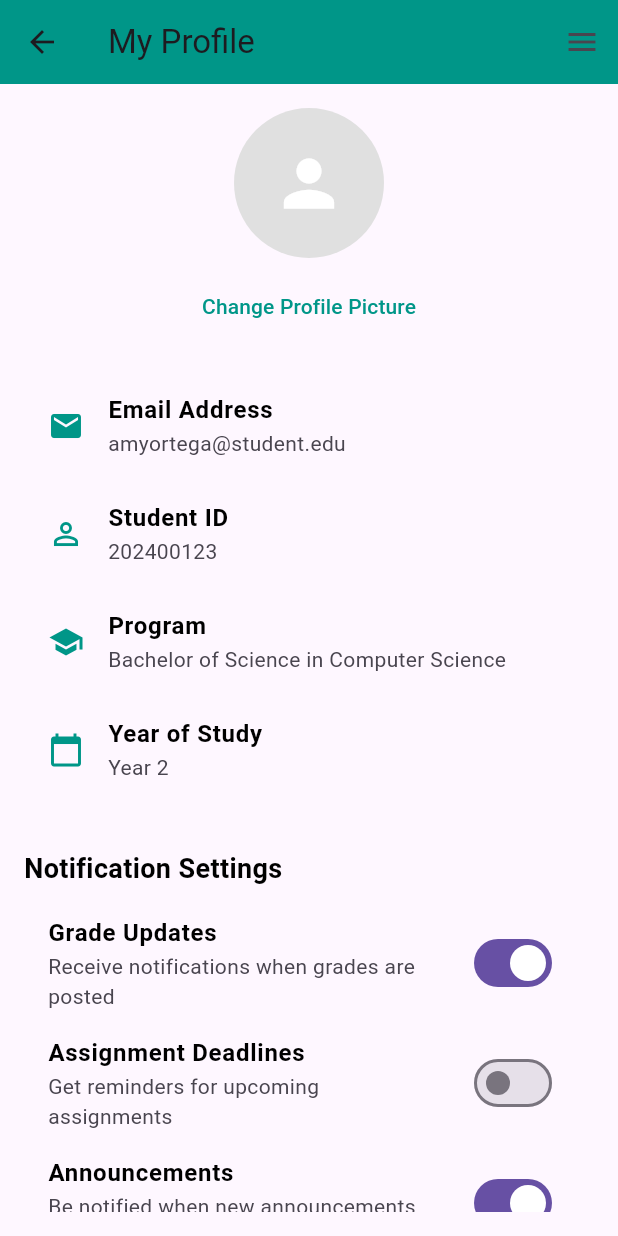
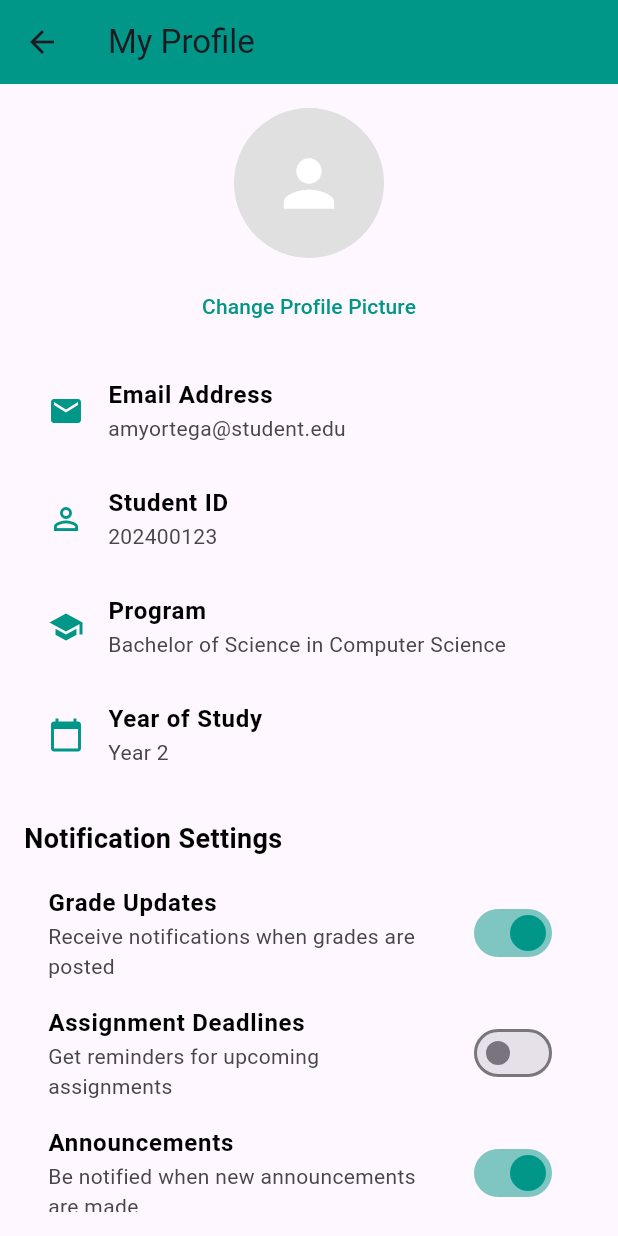
Before and after one commit to raytembo/kori-front, a Flutter app: the ProfileScreen screen opened directly, on a phone screen of 412 x 824 dp. Run offline on Flutter 3.47's test engine with Material 3 defaults, Android fonts, the phone set to English and light mode, and no system bars; our stand-ins replace flutter_snake_navigationbar, qr_flutter, table_calendar.

Commit message:
fixed accessibility for the profile screen and added log out tile to the settings screen

```diff
--- a/lib/screens/Other Screens/profile.dart
+++ b/lib/screens/Other Screens/profile.dart
@@ -5,23 +5,15 @@ class ProfileScreen extends StatelessWidget {
   Widget build(BuildContext context) {
     return Scaffold(
       appBar: AppBar(
-        title: Text('My Profile'),
+        title: const Text('My Profile'),
         backgroundColor: Colors.teal,
         elevation: 0,
         leading: IconButton(
-          icon: Icon(Icons.arrow_back),
+          icon: const Icon(Icons.arrow_back),
           onPressed: () {
             Navigator.pop(context);
           },
         ),
-        actions: [
-          IconButton(
-            icon: Icon(Icons.menu),
-            onPressed: () {
-              // Open menu
-            },
-          ),
-        ],
       ),
       body: Padding(
         padding: const EdgeInsets.all(16.0),
@@ -34,14 +26,14 @@ class ProfileScreen extends StatelessWidget {
                   CircleAvatar(
                     radius: 50,
                     backgroundColor: Colors.grey[300],
-                    child: Icon(Icons.person, size: 50, color: Colors.white),
+                    child: const Icon(Icons.person, size: 50, color: Colors.white),
                   ),
-                  SizedBox(height: 8),
+                  const SizedBox(height: 8),
                   TextButton(
                     onPressed: () {
                       // Action to change profile picture
                     },
-                    child: Text(
+                    child: const Text(
                       'Change Profile Picture',
                       style: TextStyle(color: Colors.teal),
                     ),
@@ -49,23 +41,22 @@ class ProfileScreen extends StatelessWidget {
                 ],
               ),
             ),
-            SizedBox(height: 20),
-
+            const SizedBox(height: 10),
             // E-mail Address
             ListTile(
-              leading: Icon(Icons.email, color: Colors.teal),
-              title: Text(
+              leading: const Icon(Icons.email, color: Colors.teal),
+              title: const Text(
                 'Email Address',
                 style: TextStyle(color: Colors.black, fontWeight: FontWeight.bold),
               ),
-              subtitle: Text('amyortega@student.edu'),
+              subtitle: const Text('amyortega@student.edu'),
               onTap: () {
                 // Email change logic
               },
             ),
 
             // Student ID
-            ListTile(
+            const ListTile(
               leading: Icon(Icons.perm_identity, color: Colors.teal),
               title: Text(
                 'Student ID',
@@ -75,7 +66,7 @@ class ProfileScreen extends StatelessWidget {
             ),
 
             // Program
-            ListTile(
+            const ListTile(
               leading: Icon(Icons.school, color: Colors.teal),
               title: Text(
                 'Program',
@@ -85,7 +76,7 @@ class ProfileScreen extends StatelessWidget {
             ),
 
             // Year of Study
-            ListTile(
+            const ListTile(
               leading: Icon(Icons.calendar_today, color: Colors.teal),
               title: Text(
                 'Year of Study',
@@ -94,11 +85,11 @@ class ProfileScreen extends StatelessWidget {
               subtitle: Text('Year 2'),
             ),
 
-            SizedBox(height: 20),
+            const SizedBox(height: 10),
 
             // Notification Settings
-            Padding(
-              padding: const EdgeInsets.symmetric(vertical: 10.0),
+            const Padding(
+              padding: EdgeInsets.symmetric(vertical: 10.0),
               child: Text(
                 'Notification Settings',
                 style: TextStyle(fontSize: 18, fontWeight: FontWeight.bold, color: Colors.black),
@@ -106,11 +97,12 @@ class ProfileScreen extends StatelessWidget {
             ),
 
             SwitchListTile(
-              title: Text(
+              activeColor: Colors.teal,
+              title: const Text(
                 'Grade Updates',
                 style: TextStyle(color: Colors.black, fontWeight: FontWeight.bold),
               ),
-              subtitle: Text('Receive notifications when grades are posted'),
+              subtitle: const Text('Receive notifications when grades are posted'),
               value: true,
               onChanged: (bool value) {
                 // Handle switch
@@ -118,11 +110,12 @@ class ProfileScreen extends StatelessWidget {
             ),
 
             SwitchListTile(
-              title: Text(
+              activeColor: Colors.teal,
+              title: const Text(
                 'Assignment Deadlines',
                 style: TextStyle(color: Colors.black, fontWeight: FontWeight.bold),
               ),
-              subtitle: Text('Get reminders for upcoming assignments'),
+              subtitle: const Text('Get reminders for upcoming assignments'),
               value: false,
               onChanged: (bool value) {
                 // Handle switch
@@ -130,18 +123,19 @@ class ProfileScreen extends StatelessWidget {
             ),
 
             SwitchListTile(
-              title: Text(
+              activeColor: Colors.teal,
+              title: const Text(
                 'Announcements',
                 style: TextStyle(color: Colors.black, fontWeight: FontWeight.bold),
               ),
-              subtitle: Text('Be notified when new announcements are made'),
+              subtitle: const Text('Be notified when new announcements are made'),
               value: true,
               onChanged: (bool value) {
                 // Handle switch
               },
             ),
 
-            SizedBox(height: 20),
+            const SizedBox(height: 20),
 
             // Save Button
             ElevatedButton(
@@ -150,9 +144,9 @@ class ProfileScreen extends StatelessWidget {
               },
               style: ElevatedButton.styleFrom(
                 backgroundColor: Colors.teal,
-                padding: EdgeInsets.symmetric(vertical: 14),
+                padding: const EdgeInsets.symmetric(vertical: 14),
               ),
-              child: Text('Save Changes', style: TextStyle(fontSize: 16)),
+              child: const Text('Save Changes', style: TextStyle(fontSize: 16, color: Colors.white)),
             ),
           ],
         ),
--- a/lib/screens/main Screens/settings.dart
+++ b/lib/screens/main Screens/settings.dart
@@ -110,6 +110,12 @@ class SettingsScreen extends StatelessWidget {
               // Navigate to Legal Screen
             },
           ),
+          ListTile(
+            title: const Text('Log Out', style: TextStyle(color: Colors.red),),
+            onTap: () {
+              // Navigate to Legal Screen
+            },
+          ),
         ],
       ),
     );
```
